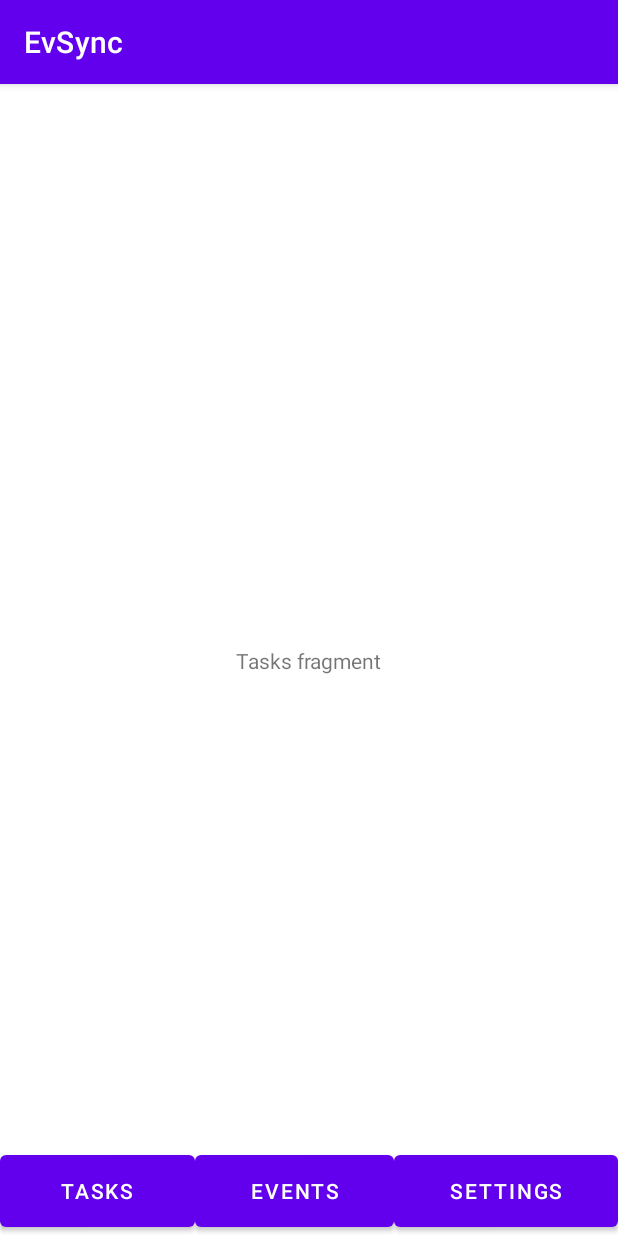
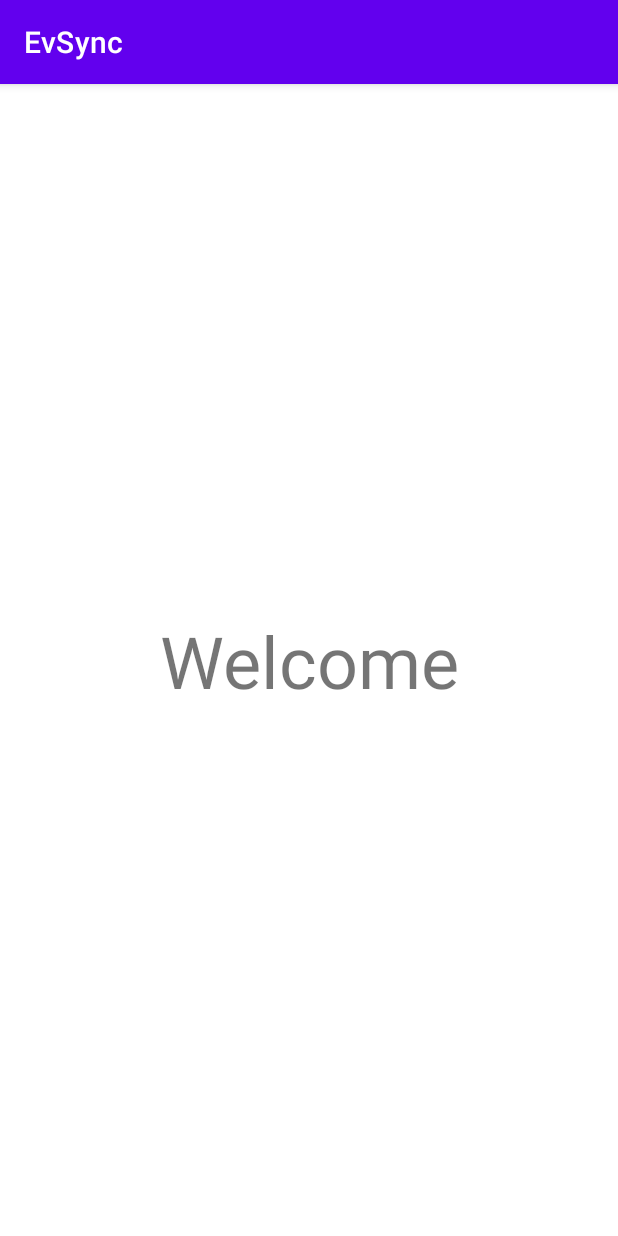
Before and after one commit to ArupaBarua/EvSync, an Android app: the screen it shows after launch (MainActivity), on a phone screen of 412 x 824 dp. Run offline under Robolectric (Android 15) with nearby library versions, the phone set to English and light mode, and no system bars; 5 statements that could not run were skipped.

```diff
--- a/app/build.gradle
+++ b/app/build.gradle
@@ -46,7 +46,10 @@ dependencies {
     implementation libs.androidx.lifecycle.livedata.ktx
     implementation libs.androidx.lifecycle.viewmodel.ktx
 
+    implementation "androidx.fragment:fragment-ktx:1.6.0"  // This is for Fragment KTX extensions
     implementation "org.jetbrains.kotlinx:kotlinx-coroutines-android:1.7.0"
+    implementation "androidx.lifecycle:lifecycle-viewmodel-ktx:2.6.0"
+    implementation "androidx.lifecycle:lifecycle-livedata-ktx:2.6.0"
 
     testImplementation libs.junit
     androidTestImplementation libs.androidx.junit
--- a/app/src/main/java/com/esa/evsync/MainActivity.kt
+++ b/app/src/main/java/com/esa/evsync/MainActivity.kt
@@ -12,9 +12,12 @@ import kotlinx.coroutines.Dispatchers
 import kotlinx.coroutines.delay
 import kotlinx.coroutines.launch
 
+
+private var splashDone = false
 class MainActivity : AppCompatActivity() {
-    private var splashDone = false
-    val splashDelay: Long = 1000  // jump to app screen after 1000ms
+    private val splashDelay: Long = 1000  // jump to app screen after 1000ms
+    private val splash = SplashFragment()
+    private val app = AppFragment()
 
     override fun onCreate(savedInstanceState: Bundle?) {
         super.onCreate(savedInstanceState)
@@ -26,17 +29,20 @@ class MainActivity : AppCompatActivity() {
 
         if (!splashDone) {
             supportFragmentManager.beginTransaction().apply {
-                replace(R.id.fl_root, splashFragment)
+                replace(R.id.fl_root, splash)
                 commit()
             }
             lifecycleScope.launch(Dispatchers.Main) {
                 delay(splashDelay)
                 splashDone = true
-                extracted()
+                supportFragmentManager.beginTransaction().apply {
+                    replace(R.id.fl_root, app)
+                    commit()
+                }
             }
         } else {
             supportFragmentManager.beginTransaction().apply {
-                replace(R.id.fl_root, AppFragment())
+                replace(R.id.fl_root, app)
                 commit()
             }
         }
@@ -48,10 +54,4 @@ class MainActivity : AppCompatActivity() {
         }
     }
 
-    private fun extracted() {
-        supportFragmentManager.beginTransaction().apply {
-            replace(R.id.fl_root, AppFragment())
-            commit()
-        }
-    }
 }
--- a/app/src/main/java/com/esa/evsync/app/AppFragment.kt
+++ b/app/src/main/java/com/esa/evsync/app/AppFragment.kt
@@ -1,15 +1,16 @@
 package com.esa.evsync.app
 
 import android.os.Bundle
-import android.provider.CalendarContract.Events
 import androidx.fragment.app.Fragment
 import android.view.LayoutInflater
 import android.view.View
 import android.view.ViewGroup
-import android.widget.Button
-import androidx.fragment.app.FragmentActivity
+import androidx.fragment.app.activityViewModels
+import androidx.fragment.app.viewModels
+import androidx.lifecycle.Observer
 import com.esa.evsync.R
 import com.esa.evsync.app.pages.EventsFragment
+import com.esa.evsync.app.pages.PageEnum
 import com.esa.evsync.app.pages.SettingsFragment
 import com.esa.evsync.app.pages.TasksFragment
 import com.esa.evsync.databinding.FragmentAppBinding
@@ -18,41 +19,51 @@ import com.esa.evsync.databinding.FragmentAppBinding
 class AppFragment : Fragment() {
     val tasks = TasksFragment()
     val events = EventsFragment()
-    val settingss = SettingsFragment()
+    val settings = SettingsFragment()
+
+    private val model: AppViewModel by activityViewModels()
     lateinit private var binding: FragmentAppBinding
 
     override fun onCreateView(
         inflater: LayoutInflater, container: ViewGroup?,
         savedInstanceState: Bundle?
     ): View? {
-//        binding = FragmentAppBinding.inflate(inflater, container, false)
-        val view = inflater.inflate(R.layout.fragment_app, container, false)
-        activity?.supportFragmentManager?.beginTransaction()?.apply {
-            replace(R.id.fg_app, tasks)
-            commit()
-        }
+        binding = FragmentAppBinding.inflate(inflater, container, false)
 
-        view.findViewById<Button>(R.id.btnNavTasks).setOnClickListener {
+        model.page.observe(viewLifecycleOwner) { page ->
+            when (page) {
+                PageEnum.PAGE_TASKS -> {
                     activity?.supportFragmentManager?.beginTransaction()?.apply {
                         replace(R.id.fg_app, tasks)
                         commit()
                     }
                 }
 
-        view.findViewById<Button>(R.id.btnNavEvents).setOnClickListener {
+                PageEnum.PAGE_EVENTS -> {
                     activity?.supportFragmentManager?.beginTransaction()?.apply {
                         replace(R.id.fg_app, events)
                         commit()
                     }
                 }
 
-        view.findViewById<Button>(R.id.btnNavSettings).setOnClickListener {
+                PageEnum.PAGE_SETTINGS -> {
                     activity?.supportFragmentManager?.beginTransaction()?.apply {
-                replace(R.id.fg_app, settingss)
+                        replace(R.id.fg_app, settings)
                         commit()
                     }
                 }
 
-        return view
+                else -> {
+                    throw IllegalStateException("Unknown page ${page}")
                 }
             }
+        }
+
+        binding.btnNavTasks.setOnClickListener {model.switch_page(PageEnum.PAGE_TASKS)}
+        binding.btnNavEvents.setOnClickListener {model.switch_page(PageEnum.PAGE_EVENTS)}
+        binding.btnNavSettings.setOnClickListener {model.switch_page(PageEnum.PAGE_SETTINGS)}
+
+
+        return binding.root
+    }
+}
--- a/app/src/main/java/com/esa/evsync/app/AppViewModel.kt
+++ b/app/src/main/java/com/esa/evsync/app/AppViewModel.kt
@@ -1,7 +1,21 @@
 package com.esa.evsync.app
 
+import androidx.fragment.app.Fragment
+import androidx.lifecycle.LiveData
+import androidx.lifecycle.MutableLiveData
 import androidx.lifecycle.ViewModel
+import com.esa.evsync.app.pages.PageEnum
+
 
 class AppViewModel: ViewModel() {
+    private var _page = MutableLiveData<PageEnum>()
+    val page : LiveData<PageEnum> get() = _page
 
+    init {
+        _page.value = PageEnum.PAGE_TASKS
+    }
+
+    fun switch_page(page: PageEnum) {
+        _page.value = page
+    }
 }
--- /dev/null
+++ b/app/src/main/java/com/esa/evsync/app/pages/PageEnum.kt
@@ -0,0 +1,7 @@
+package com.esa.evsync.app.pages
+
+enum class PageEnum {
+    PAGE_TASKS,
+    PAGE_EVENTS,
+    PAGE_SETTINGS
+}
--- a/app/src/main/res/layout/activity_main.xml
+++ b/app/src/main/res/layout/activity_main.xml
@@ -10,8 +10,8 @@
 
   <FrameLayout
       android:id="@+id/fl_root"
-      android:layout_width="0dp"
-      android:layout_height="0dp"
+      android:layout_width="match_parent"
+      android:layout_height="match_parent"
       app:layout_constraintBottom_toBottomOf="parent"
       app:layout_constraintEnd_toEndOf="parent"
       app:layout_constraintStart_toStartOf="parent"
```
Lines whose indentation alone changed are shown as unchanged.
